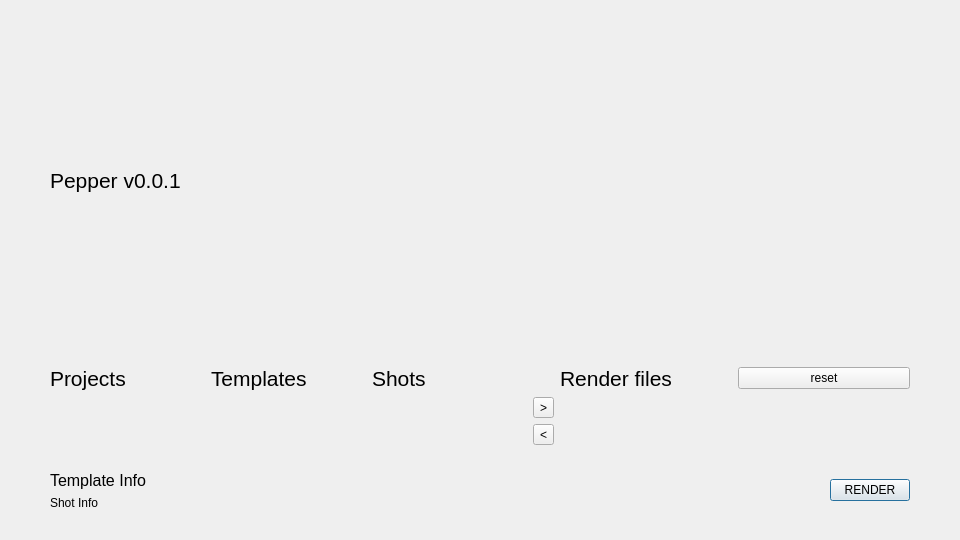
The window that python/BlackPepper/ui/mvc/mvc_main.ui (NetflixVFX-Ac/BlackPepper) describes before a commit, drawn with Qt 5.
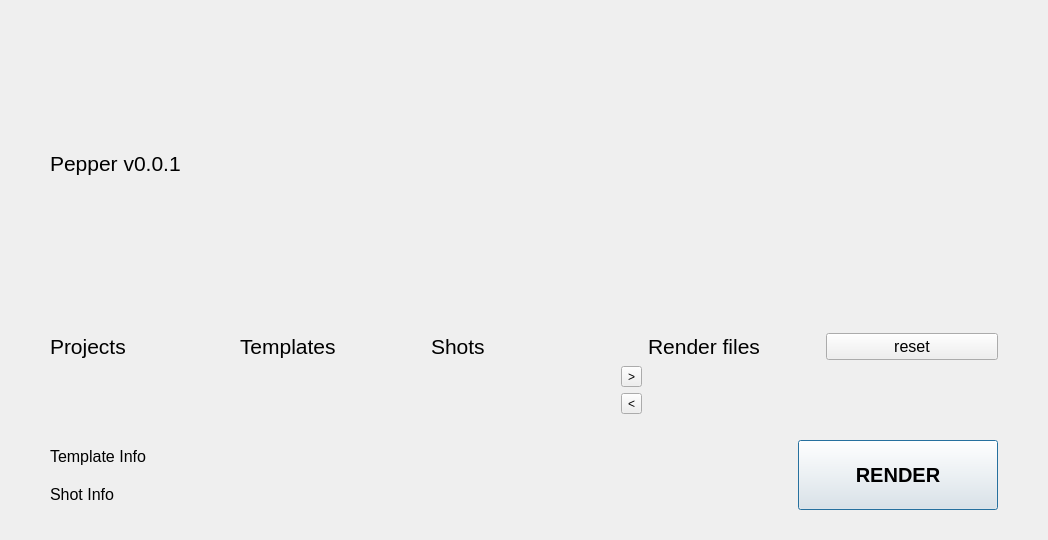
The same window after the commit.

Diff of the .ui file:
```diff
--- a/python/BlackPepper/ui/mvc/mvc_main.ui
+++ b/python/BlackPepper/ui/mvc/mvc_main.ui
@@ -81,6 +81,11 @@
              <verstretch>0</verstretch>
             </sizepolicy>
            </property>
+           <property name="font">
+            <font>
+             <pointsize>12</pointsize>
+            </font>
+           </property>
            <property name="text">
             <string>Shot Info</string>
            </property>
@@ -135,10 +140,17 @@
        </property>
        <property name="minimumSize">
         <size>
-         <width>0</width>
-         <height>0</height>
+         <width>200</width>
+         <height>70</height>
         </size>
        </property>
+       <property name="font">
+        <font>
+         <pointsize>15</pointsize>
+         <weight>75</weight>
+         <bold>true</bold>
+        </font>
+       </property>
        <property name="text">
         <string>RENDER</string>
        </property>
@@ -190,6 +202,11 @@
          </item>
          <item>
           <widget class="QPushButton" name="reset_btn">
+           <property name="font">
+            <font>
+             <pointsize>12</pointsize>
+            </font>
+           </property>
            <property name="text">
             <string>reset</string>
            </property>
```
